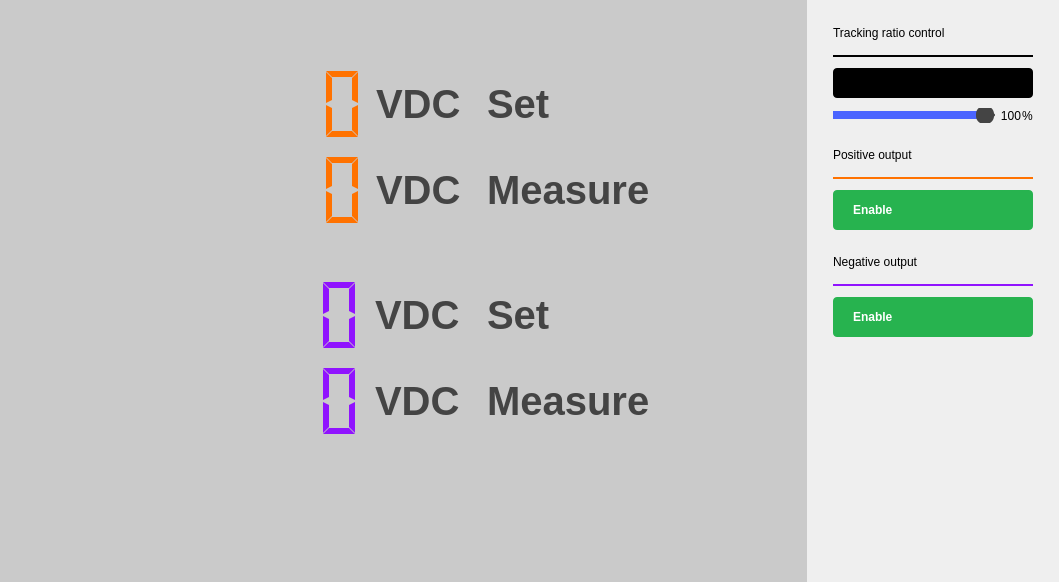
First picture: the form in ui/powercontrol.ui, repository analogdevicesinc/scopy, before the edit.
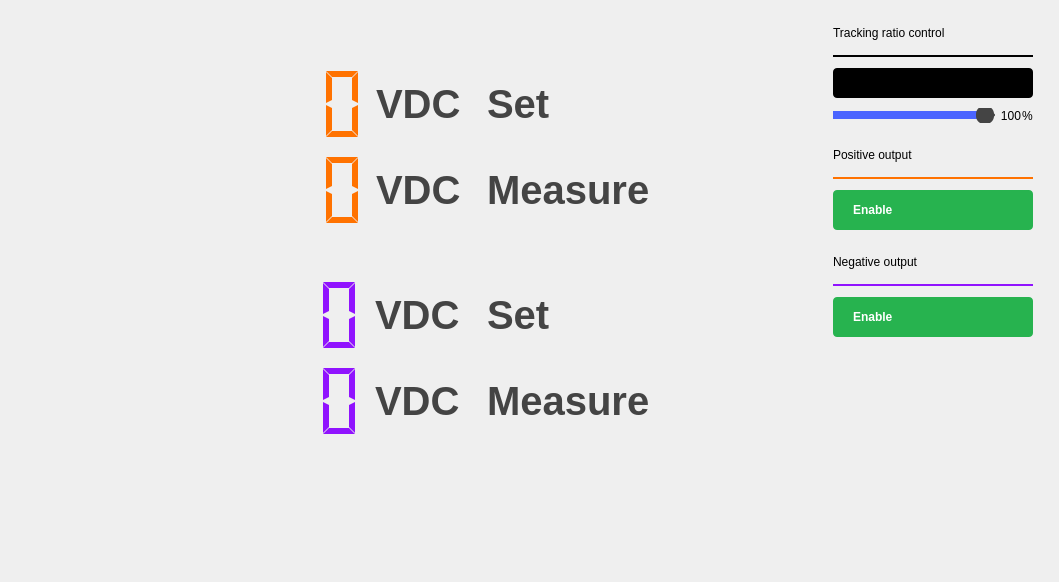
Second picture: the form after the edit. Icons and pictures are not drawn. Custom widgets are drawn as their Qt base class.

Patch:
```diff
--- a/ui/powercontrol.ui
+++ b/ui/powercontrol.ui
@@ -44,8 +44,7 @@
       </sizepolicy>
      </property>
      <property name="styleSheet">
-      <string notr="true">QWidget#leftPanel { background-color: rgba(0, 0, 0, 40); }
-QLabel { color: #444444; }</string>
+      <string notr="true"/>
      </property>
      <layout class="QVBoxLayout" name="verticalLayout">
       <property name="leftMargin">
```
